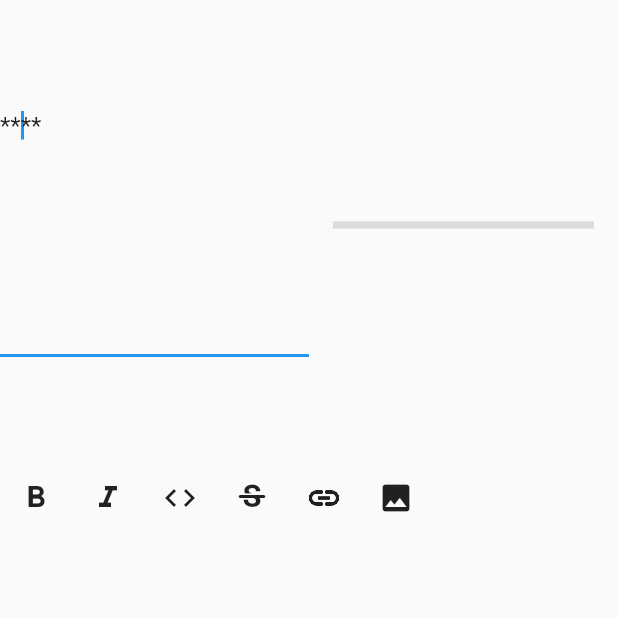
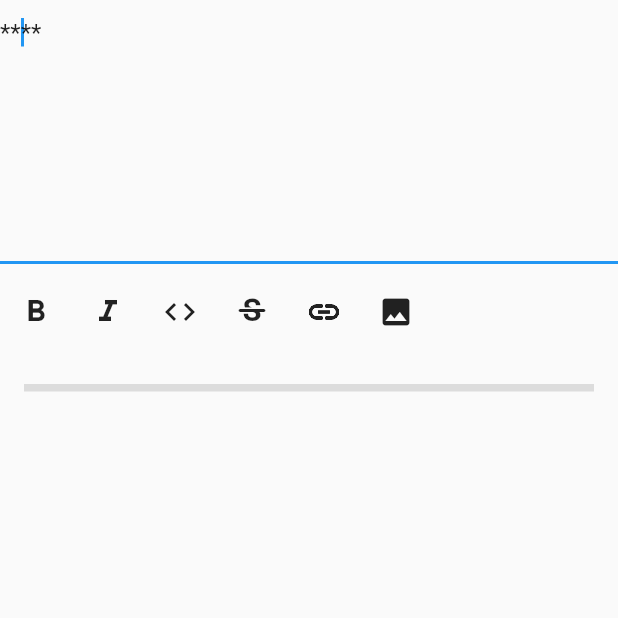
Before and after one commit to ammaratef45/ammaratef45, a Flutter app: the AdminPage screen opened by its route, after a tap on the "format bold" icon, on a phone screen of 412 x 824 dp, the top half of it. Run offline on Flutter 3.47's test engine with Material 2 defaults, Android fonts, the phone set to English and light mode, and no system bars; our stand-ins replace avatar_glow, cloud_firestore, firebase_auth, firebase_core, flutter_markdown, font_awesome_flutter; missing offline and left inert: dart:js; accounts and stored records are empty.

Commit message:
fixed the editor preview

````diff
--- /dev/null
+++ b/lib/custom_widgets/editor_buttons.dart
@@ -0,0 +1,92 @@
+import 'package:flutter/material.dart';
+
+class MarkdownEditorButtons extends StatelessWidget {
+  final _scrollbarController = ScrollController();
+  final TextEditingController textEditingController;
+  final Function afterEditing;
+
+  MarkdownEditorButtons(
+      {Key key, @required this.textEditingController, this.afterEditing})
+      : super(key: key);
+  @override
+  Widget build(BuildContext context) {
+    return SizedBox(
+      height: 64,
+      child: Scrollbar(
+        controller: _scrollbarController,
+        isAlwaysShown: true,
+        child: ListView(
+          controller: _scrollbarController,
+          scrollDirection: Axis.horizontal,
+          children: [
+            IconButton(
+              tooltip: 'Bold',
+              icon: Icon(Icons.format_bold),
+              onPressed: () => _surroundTextSelection(
+                '**',
+                '**',
+              ),
+            ),
+            IconButton(
+              tooltip: 'Underline',
+              icon: Icon(Icons.format_italic),
+              onPressed: () => _surroundTextSelection(
+                '__',
+                '__',
+              ),
+            ),
+            IconButton(
+              tooltip: 'Code',
+              icon: Icon(Icons.code),
+              onPressed: () => _surroundTextSelection(
+                '```',
+                '```',
+              ),
+            ),
+            IconButton(
+              tooltip: 'Strikethrough',
+              icon: Icon(Icons.strikethrough_s_rounded),
+              onPressed: () => _surroundTextSelection(
+                '~~',
+                '~~',
+              ),
+            ),
+            IconButton(
+              tooltip: 'Link',
+              icon: Icon(Icons.link_sharp),
+              onPressed: () => _surroundTextSelection(
+                '[',
+                '](https://)',
+              ),
+            ),
+            IconButton(
+              tooltip: 'Image',
+              icon: Icon(Icons.image),
+              onPressed: () => _surroundTextSelection(
+                '![',
+                '](https://)',
+              ),
+            ),
+          ],
+        ),
+      ),
+    );
+  }
+
+  void _surroundTextSelection(String left, String right) {
+    final currentTextValue = textEditingController.value.text;
+    final selection = textEditingController.selection;
+    final middle = selection.textInside(currentTextValue);
+    final newTextValue = selection.textBefore(currentTextValue) +
+        '$left$middle$right' +
+        selection.textAfter(currentTextValue);
+
+    textEditingController.value = textEditingController.value.copyWith(
+      text: newTextValue,
+      selection: TextSelection.collapsed(
+        offset: selection.baseOffset + left.length + middle.length,
+      ),
+    );
+    if (afterEditing != null) afterEditing();
+  }
+}
--- a/lib/custom_widgets/markdown_editor.dart
+++ b/lib/custom_widgets/markdown_editor.dart
@@ -1,7 +1,9 @@
+import 'package:ammaratef45Flutter/custom_widgets/editor_buttons.dart';
 import 'package:flutter/material.dart';
 import 'package:flutter_markdown/flutter_markdown.dart';
 
-// TODO fix the layout
+// TODO add support for empjis
+// TODO scrolling the preview
 class MarkDownEditor extends StatefulWidget {
   @override
   _MarkDownEditorState createState() => _MarkDownEditorState();
@@ -10,120 +12,70 @@ class MarkDownEditor extends StatefulWidget {
 class _MarkDownEditorState extends State<MarkDownEditor> {
   final _textController = TextEditingController();
 
-  final _scrollbarController = ScrollController();
-
   @override
   Widget build(BuildContext context) {
     return Column(
       children: [
-        SizedBox(
-          height: 300,
-          child: Row(
-            mainAxisSize: MainAxisSize.max,
-            children: [
-              Expanded(
-                flex: 1,
-                child: TextFormField(
-                  autofocus: true,
-                  maxLines: 8,
-                  controller: _textController,
-                  onChanged: (string) {
-                    setState(() {});
-                  },
-                ),
-              ),
-              // SizedBox(
-              //   width: 5,
-              // ),
-              Expanded(
-                flex: 1,
-                child: Markdown(
-                  data: _textController.text ?? '',
-                  shrinkWrap: true,
-                ),
-              ),
-            ],
-          ),
+        MrkdownEditingField(
+          textController: _textController,
+          onChange: () {
+            setState(() {});
+          },
         ),
-        SizedBox(
-          height: 64,
-          child: Scrollbar(
-            controller: _scrollbarController,
-            isAlwaysShown: true,
-            child: ListView(
-              controller: _scrollbarController,
-              scrollDirection: Axis.horizontal,
-              children: [
-                IconButton(
-                  tooltip: 'Bold',
-                  icon: Icon(Icons.format_bold),
-                  onPressed: () => _surroundTextSelection(
-                    '**',
-                    '**',
-                  ),
-                ),
-                IconButton(
-                  tooltip: 'Underline',
-                  icon: Icon(Icons.format_italic),
-                  onPressed: () => _surroundTextSelection(
-                    '__',
-                    '__',
-                  ),
-                ),
-                IconButton(
-                  tooltip: 'Code',
-                  icon: Icon(Icons.code),
-                  onPressed: () => _surroundTextSelection(
-                    '```',
-                    '```',
-                  ),
-                ),
-                IconButton(
-                  tooltip: 'Strikethrough',
-                  icon: Icon(Icons.strikethrough_s_rounded),
-                  onPressed: () => _surroundTextSelection(
-                    '~~',
-                    '~~',
-                  ),
-                ),
-                IconButton(
-                  tooltip: 'Link',
-                  icon: Icon(Icons.link_sharp),
-                  onPressed: () => _surroundTextSelection(
-                    '[',
-                    '](https://)',
-                  ),
-                ),
-                IconButton(
-                  tooltip: 'Image',
-                  icon: Icon(Icons.image),
-                  onPressed: () => _surroundTextSelection(
-                    '![',
-                    '](https://)',
-                  ),
-                ),
-              ],
-            ),
-          ),
+        MarkdownEditorButtons(
+          textEditingController: _textController,
+          afterEditing: () {
+            setState(
+              () {},
+            );
+          },
         ),
+        MarkdownPreview(text: _textController.text),
       ],
     );
   }
+}
 
-  void _surroundTextSelection(String left, String right) {
-    final currentTextValue = _textController.value.text;
-    final selection = _textController.selection;
-    final middle = selection.textInside(currentTextValue);
-    final newTextValue = selection.textBefore(currentTextValue) +
-        '$left$middle$right' +
-        selection.textAfter(currentTextValue);
+class MarkdownPreview extends StatelessWidget {
+  const MarkdownPreview({
+    Key key,
+    @required this.text,
+  }) : super(key: key);
 
-    _textController.value = _textController.value.copyWith(
-      text: newTextValue,
-      selection: TextSelection.collapsed(
-        offset: selection.baseOffset + left.length + middle.length,
+  final String text;
+
+  @override
+  Widget build(BuildContext context) {
+    return SingleChildScrollView(
+      child: Markdown(
+        controller: ScrollController(),
+        data: text,
+        shrinkWrap: true,
       ),
     );
-    setState(() {});
   }
 }
+
+class MrkdownEditingField extends StatelessWidget {
+  const MrkdownEditingField({
+    Key key,
+    @required TextEditingController textController,
+    this.onChange,
+  })  : _textController = textController,
+        super(key: key);
+
+  final TextEditingController _textController;
+  final Function onChange;
+
+  @override
+  Widget build(BuildContext context) {
+    return TextFormField(
+      autofocus: true,
+      maxLines: 8,
+      controller: _textController,
+      onChanged: (string) {
+        onChange();
+      },
+    );
+  }
+}
````
